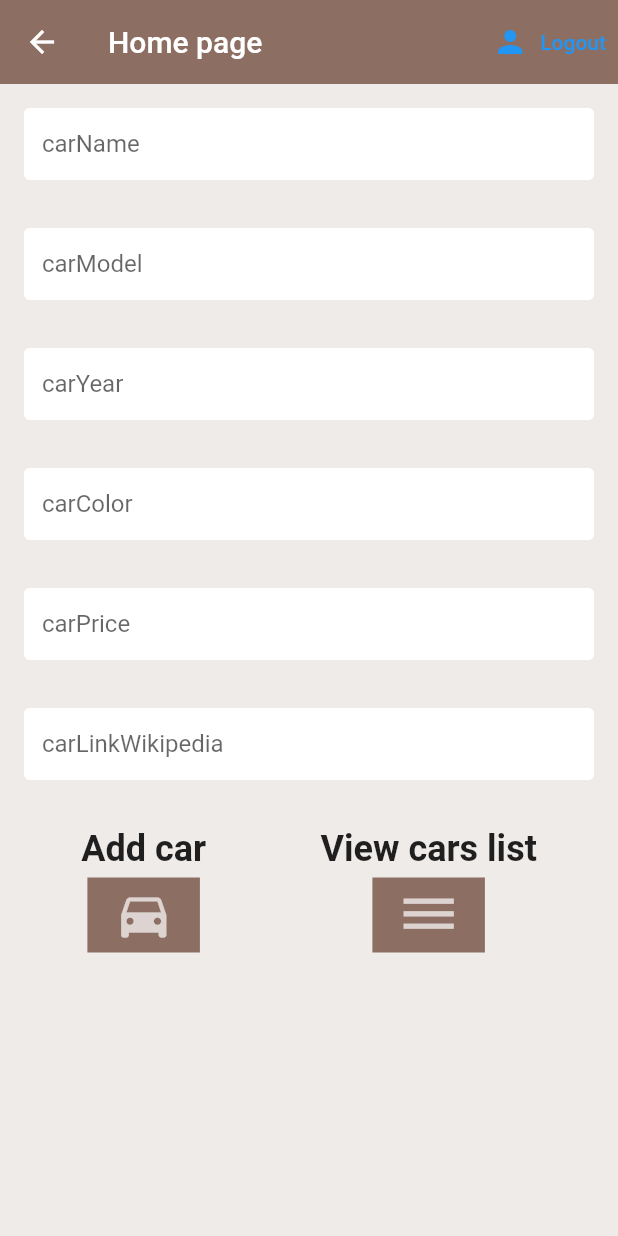
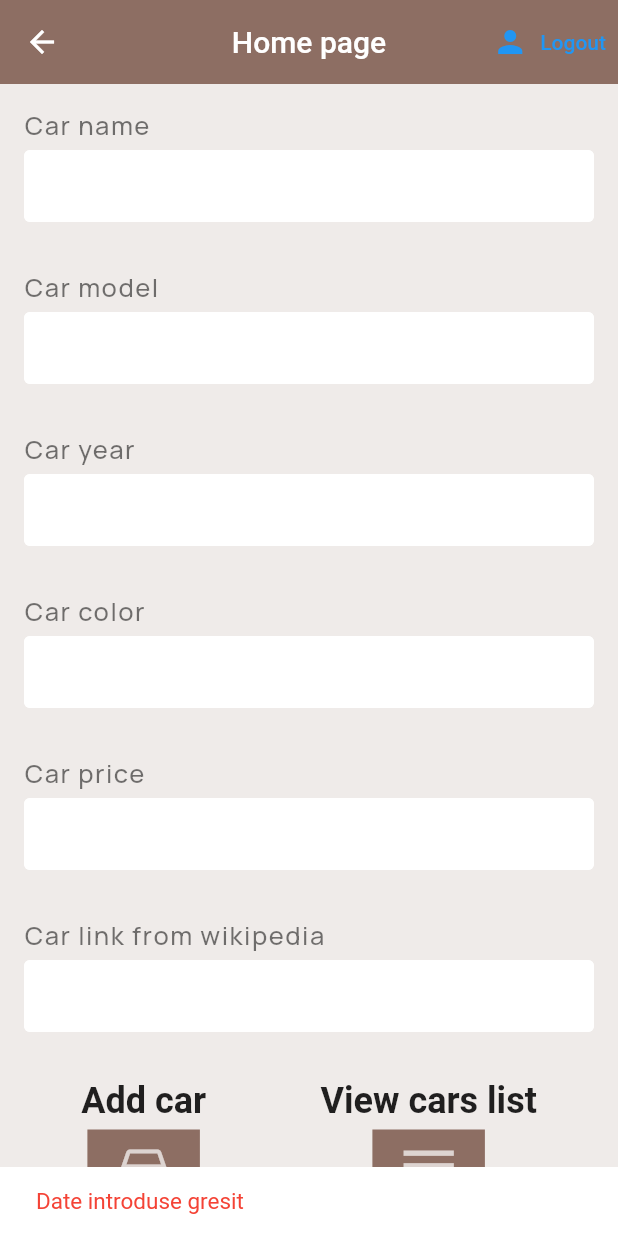
Before and after one commit to dumitrutony03/project_for_13_april, a Flutter app: the Home screen opened directly, after a tap on the "directions car" icon, on a phone screen of 412 x 824 dp. Run offline on Flutter 3.47's test engine with Material 2 defaults, Android fonts, the light colour scheme and no system bars; our stand-ins replace cloud_firestore, firebase_auth, firebase_core, flutter_spinkit, google_fonts; accounts and stored records are empty.

Commit message:
Adding the application

```diff
--- a/lib/screens/home/home.dart
+++ b/lib/screens/home/home.dart
@@ -20,6 +20,7 @@ class Home extends StatelessWidget {
       child: Scaffold(
         backgroundColor: Colors.brown[50],
         appBar: AppBar(
+          centerTitle: true,
           title: Text('Home page'),
           backgroundColor: Colors.brown[400],
           elevation: 0.0,
--- a/lib/screens/pages/input_cars_from_user.dart
+++ b/lib/screens/pages/input_cars_from_user.dart
@@ -1,6 +1,7 @@
 import 'package:cloud_firestore/cloud_firestore.dart';
 import 'package:firebase_auth/firebase_auth.dart';
 import 'package:flutter/material.dart';
+import 'package:google_fonts/google_fonts.dart';
 import 'package:provider/provider.dart';
 import '../../controllers/text_editing_controllers.dart';
 import '../../models/car.dart';
@@ -38,58 +39,160 @@ class _InputCarsFromUserState extends State<InputCarsFromUser> {
 
   @override
   Widget build(BuildContext context) {
-
     /// Document of our CarsCollection ( Check database.dart for more informations )
     /// We are sending this to the CarListView page thorought the navigator
     final cars = Provider.of<List<Car>>(context);
 
-    return load ? Loading() : SingleChildScrollView(
+    return load
+        ? Loading()
+        : SingleChildScrollView(
             child: Padding(
               padding: const EdgeInsets.all(16.0),
               child: Column(
                 mainAxisAlignment: MainAxisAlignment.spaceEvenly,
                 children: <Widget>[
+                  Column(
+                    crossAxisAlignment: CrossAxisAlignment.start,
+                    children: [
+                      Text(
+                        'Car name',
+                        style: GoogleFonts.manrope(
+                          letterSpacing: 1,
+                          fontWeight: FontWeight.w500,
+                          color: Colors.black54,
+                          fontSize: 17,
+                        ),
+                      ),
+                      SizedBox(
+                        height: 5,
+                      ),
                       TextField(
                         controller: _myController.carNameController,
                         keyboardType: TextInputType.text,
                         obscureText: false,
-              decoration: textInputDecoration.copyWith(hintText: 'carName'),
+                        decoration: textInputDecoration,
+                      ),
+                    ],
                   ),
                   SizedBox(height: 32),
+                  Column(
+                    crossAxisAlignment: CrossAxisAlignment.start,
+                    children: [
+                      Text(
+                        'Car model',
+                        style: GoogleFonts.manrope(
+                          letterSpacing: 1,
+                          fontWeight: FontWeight.w500,
+                          color: Colors.black54,
+                          fontSize: 17,
+                        ),
+                      ),
+                      SizedBox(
+                        height: 5,
+                      ),
                       TextField(
                         controller: _myController.carModelController,
                         keyboardType: TextInputType.text,
                         obscureText: false,
-              decoration: textInputDecoration.copyWith(hintText: 'carModel'),
+                        decoration: textInputDecoration,
+                      ),
+                    ],
                   ),
                   SizedBox(height: 32),
+                  Column(
+                    crossAxisAlignment: CrossAxisAlignment.start,
+                    children: [
+                      Text(
+                        'Car year',
+                        style: GoogleFonts.manrope(
+                          letterSpacing: 1,
+                          fontWeight: FontWeight.w500,
+                          color: Colors.black54,
+                          fontSize: 17,
+                        ),
+                      ),
+                      SizedBox(
+                        height: 5,
+                      ),
                       TextField(
                         controller: _myController.carYearController,
                         keyboardType: TextInputType.text,
                         obscureText: false,
-              decoration: textInputDecoration.copyWith(hintText: 'carYear'),
+                        decoration: textInputDecoration,
+                      ),
+                    ],
                   ),
                   SizedBox(height: 32),
+                  Column(
+                    crossAxisAlignment: CrossAxisAlignment.start,
+                    children: [
+                      Text(
+                        'Car color',
+                        style: GoogleFonts.manrope(
+                          letterSpacing: 1,
+                          fontWeight: FontWeight.w500,
+                          color: Colors.black54,
+                          fontSize: 17,
+                        ),
+                      ),
+                      SizedBox(
+                        height: 5,
+                      ),
                       TextField(
                         controller: _myController.carColorController,
                         keyboardType: TextInputType.text,
                         obscureText: false,
-              decoration: textInputDecoration.copyWith(hintText: 'carColor'),
+                        decoration: textInputDecoration,
+                      ),
+                    ],
                   ),
                   SizedBox(height: 32),
+                  Column(
+                    crossAxisAlignment: CrossAxisAlignment.start,
+                    children: [
+                      Text(
+                        'Car price',
+                        style: GoogleFonts.manrope(
+                          letterSpacing: 1,
+                          fontWeight: FontWeight.w500,
+                          color: Colors.black54,
+                          fontSize: 17,
+                        ),
+                      ),
+                      SizedBox(
+                        height: 5,
+                      ),
                       TextField(
                         controller: _myController.carPriceController,
                         keyboardType: TextInputType.number,
                         obscureText: false,
-              decoration: textInputDecoration.copyWith(hintText: 'carPrice'),
+                        decoration: textInputDecoration,
+                      ),
+                    ],
                   ),
                   SizedBox(height: 32),
+                  Column(
+                    crossAxisAlignment: CrossAxisAlignment.start,
+                    children: [
+                      Text(
+                        'Car link from wikipedia',
+                        style: GoogleFonts.manrope(
+                          letterSpacing: 1,
+                          fontWeight: FontWeight.w500,
+                          color: Colors.black54,
+                          fontSize: 17,
+                        ),
+                      ),
+                      SizedBox(
+                        height: 5,
+                      ),
                       TextField(
                         controller: _myController.carPhotoController,
                         keyboardType: TextInputType.text,
                         obscureText: false,
-              decoration:
-                  textInputDecoration.copyWith(hintText: 'carLinkWikipedia'),
+                        decoration: textInputDecoration,
+                      ),
+                    ],
                   ),
                   SizedBox(height: 32),
 
@@ -101,8 +204,8 @@ class _InputCarsFromUserState extends State<InputCarsFromUser> {
                         children: [
                           const Text(
                             'Add car',
-                      style:
-                          TextStyle(fontSize: 24, fontWeight: FontWeight.w600),
+                            style: TextStyle(
+                                fontSize: 24, fontWeight: FontWeight.w600),
                           ),
                           SizedBox(
                             height: 5,
@@ -121,24 +224,20 @@ class _InputCarsFromUserState extends State<InputCarsFromUser> {
                               onTap: () async {
                                 /// validate controllers
                                 carName = _myController.carNameController.text;
-                          carModel = _myController.carModelController.text;
+                                carModel =
+                                    _myController.carModelController.text;
                                 carYear = _myController.carYearController.text;
-                          carColor = _myController.carColorController.text;
-                          carPrice =
-                              int.parse(_myController.carPriceController.text);
-                          carPhoto = _myController.carPhotoController.text;
+                                carColor =
+                                    _myController.carColorController.text;
+                                carPrice = int.tryParse(
+                                    _myController.carPriceController.text);
+                                carPhoto =
+                                    _myController.carPhotoController.text;
 
                                 /// check if the input provided by the user is VALID
-                          bool result = FormControllers().checkControllers(
-                              carName,
-                              carModel,
-                              carYear,
-                              carColor,
-                              carPrice,
-                              carPhoto);
-
-                          print('REZULT IS $result');
-
+                                bool result = FormControllers()
+                                    .checkControllers(carName, carModel,
+                                        carYear, carColor, carPrice, carPhoto);
                                 /*
                   We can add an object into our database, with an UNIQUE ID
                   using this method:
@@ -146,7 +245,12 @@ class _InputCarsFromUserState extends State<InputCarsFromUser> {
                   collection "CarsCollection" our car in JSON format with
                   an ID automated generated by Firebase Google Cloud.
                    */
-                          if (result) {
+                                if (!result) {
+                                  print('date introduse gresit');
+
+                                  showSnackBAR('Date introduse gresit', context, Colors.white, Colors.red);
+
+                                } else {
                                   Car car = Car(
                                       carName: carName,
                                       carModel: carModel,
@@ -181,7 +285,8 @@ class _InputCarsFromUserState extends State<InputCarsFromUser> {
                       Column(children: [
                         const Text(
                           'View cars list',
-                    style: TextStyle(fontSize: 24, fontWeight: FontWeight.w600),
+                          style: TextStyle(
+                              fontSize: 24, fontWeight: FontWeight.w600),
                         ),
                         SizedBox(
                           height: 5,
@@ -205,7 +310,10 @@ class _InputCarsFromUserState extends State<InputCarsFromUser> {
                             // We send the cars from DATABASE to be shown in the CarListView
                             Navigator.push(
                               context,
-                        MaterialPageRoute(builder: (context) => CarListView(carsFromFirebase: cars,)),
+                              MaterialPageRoute(
+                                  builder: (context) => CarListView(
+                                        carsFromFirebase: cars,
+                                      )),
                             );
                             load = false;
                           },
@@ -220,4 +328,17 @@ class _InputCarsFromUserState extends State<InputCarsFromUser> {
             ),
           );
   }
+  void showSnackBAR(String text, BuildContext context, Color bgColor, Color textColor){
+    ScaffoldMessenger.of(context).showSnackBar(SnackBar(
+      content: Text(
+        text,
+        style: TextStyle(
+            color: textColor,
+            fontSize: 15
+        ),
+      ),
+      duration: const Duration(seconds: 2),
+      backgroundColor: bgColor,
+    ));
   }
+}
```
Lines whose indentation alone changed are shown as unchanged.
